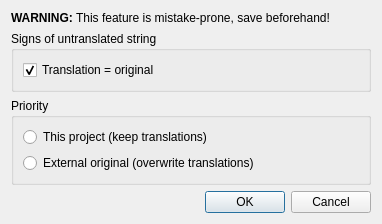
The window that UTranslator/Tools/FmTranslateWithOriginal.ui (Mercury13/utranslator) describes before a commit, drawn with Qt 5.
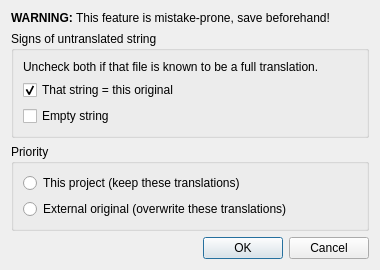
The same window after the commit.

The edit to the form file:
```diff
--- a/UTranslator/Tools/FmTranslateWithOriginal.ui
+++ b/UTranslator/Tools/FmTranslateWithOriginal.ui
@@ -6,8 +6,8 @@
    <rect>
     <x>0</x>
     <y>0</y>
-    <width>382</width>
-    <height>203</height>
+    <width>380</width>
+    <height>237</height>
    </rect>
   </property>
   <property name="windowTitle">
@@ -27,16 +27,30 @@
       <string>Signs of untranslated string</string>
      </property>
      <layout class="QVBoxLayout" name="verticalLayout_2">
+      <item>
+       <widget class="QLabel" name="lbUncheckAll">
+        <property name="text">
+         <string>Uncheck both if that file is known to be a full translation.</string>
+        </property>
+       </widget>
+      </item>
       <item>
        <widget class="QCheckBox" name="chkIsOriginal">
         <property name="text">
-         <string>Translation = original</string>
+         <string>That string = this original</string>
         </property>
         <property name="checked">
          <bool>true</bool>
         </property>
        </widget>
       </item>
+      <item>
+       <widget class="QCheckBox" name="chkEmptyString">
+        <property name="text">
+         <string>Empty string</string>
+        </property>
+       </widget>
+      </item>
      </layout>
     </widget>
    </item>
@@ -49,7 +63,7 @@
       <item>
        <widget class="QRadioButton" name="radioPrioThis">
         <property name="text">
-         <string>This project (keep translations)</string>
+         <string>This project (keep these translations)</string>
         </property>
         <property name="checked">
          <bool>false</bool>
@@ -59,7 +73,7 @@
       <item>
        <widget class="QRadioButton" name="radioPrioExt">
         <property name="text">
-         <string>External original (overwrite translations)</string>
+         <string>External original (overwrite these translations)</string>
         </property>
        </widget>
       </item>
```
